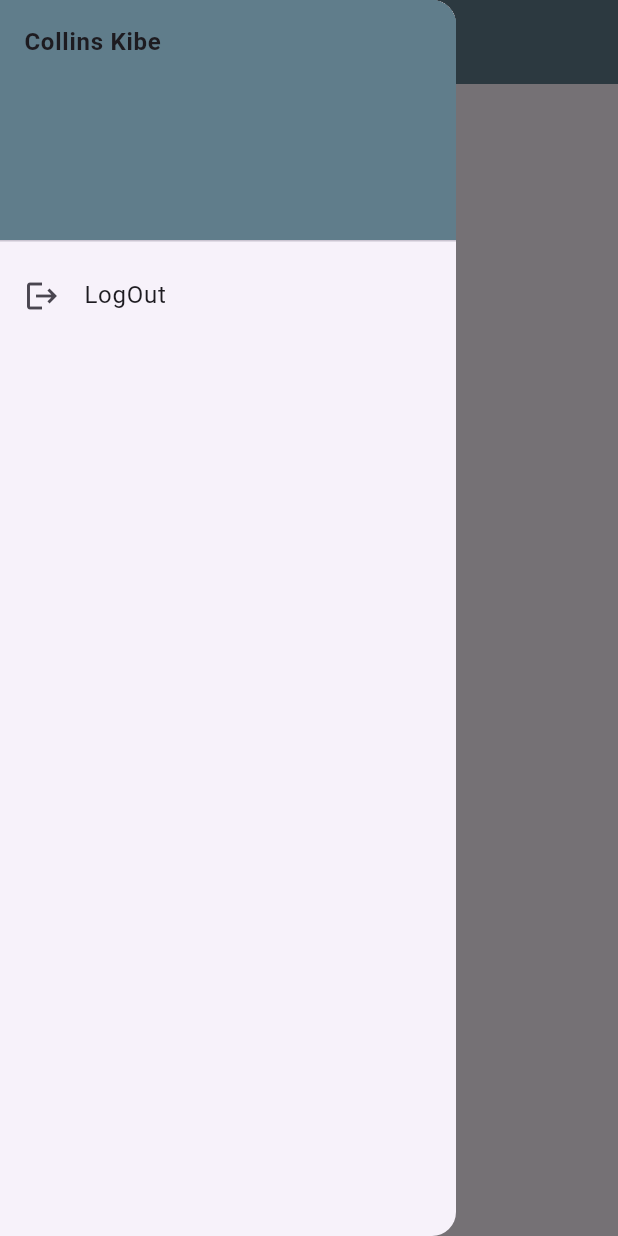
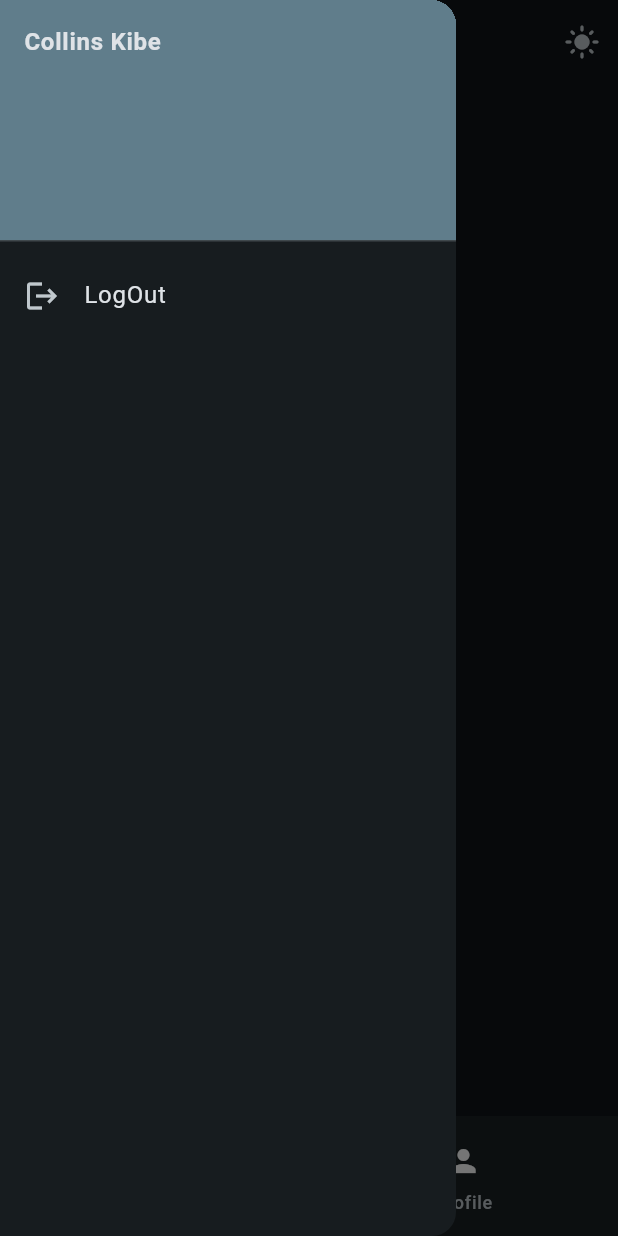
Before and after one commit to Kibeyy/Savit, a Flutter app: the screen it shows after launch, with the side drawer open, on a phone screen of 412 x 824 dp. Run offline on Flutter 3.47's test engine with Material 3 defaults, Android fonts, the phone set to English and light mode, and no system bars; missing offline and left inert: dart:ffi.

Commit message:
Added more functionality to the app

```diff
--- /dev/null
+++ b/projects/drawer_app/lib/data/notifiers.dart
@@ -0,0 +1,4 @@
+import 'package:flutter/material.dart';
+
+ValueNotifier<int> selectedPageNotifier = ValueNotifier(0);
+ValueNotifier<bool> isDarkModeOn = ValueNotifier(true);
--- a/projects/drawer_app/lib/main.dart
+++ b/projects/drawer_app/lib/main.dart
@@ -1,3 +1,5 @@
+import 'package:drawer_app/data/notifiers.dart';
+import 'package:drawer_app/navbar_widget.dart';
 import 'package:flutter/material.dart';
 
 void main() {
@@ -9,31 +11,72 @@ class MyApp extends StatelessWidget {
 
   @override
   Widget build(BuildContext context) {
+    return ValueListenableBuilder(valueListenable: isDarkModeOn, builder: (context, darkModeOn, child) {
       return MaterialApp(
-        home: Scaffold(
+        debugShowCheckedModeBanner: false,
+          theme: ThemeData(
+              colorScheme: ColorScheme.fromSeed(
+                  seedColor: Colors.blueGrey,
+                  brightness: darkModeOn? Brightness.dark : Brightness.light
+              )
+          ),
+          home: HomePage()
+      );
+    },);
+  }
+}
+
+class HomePage extends StatefulWidget {
+  const HomePage({super.key});
+
+  @override
+  State<HomePage> createState() => _HomePageState();
+}
+
+class _HomePageState extends State<HomePage> {
+
+  @override
+  Widget build(BuildContext context) {
+    return Scaffold(
       appBar: AppBar(
+        actions: [
+          IconButton(
+            onPressed: () {
+              isDarkModeOn.value = !isDarkModeOn.value;
+            },
+            icon: Icon(
+              isDarkModeOn.value ? Icons.light_mode : Icons.dark_mode,
+            ),
+          ),
+
+        ],
         title: Text('Drawer App'),
-            backgroundColor: Colors.blueGrey,
+        //backgroundColor: Colors.blueGrey,
       ),
       drawer: Drawer(
         child: Column(
 
           children: [
             DrawerHeader(
+              decoration: BoxDecoration(color: Colors.blueGrey),
               child: SizedBox(width: double.infinity,
                   child: Text('Collins Kibe',style: TextStyle(fontWeight: FontWeight.bold),)),
-                  decoration: BoxDecoration(color: Colors.blueGrey),
             ),
-                ListTile(
+            GestureDetector(
+              onTap: () {
+                print('Tile was clicked');
+              },
+              child: ListTile(
                 leading: Icon(Icons.logout),
                 title: Text("LogOut"),
 
+              ),
             )
           ],
         ),
 
       ),
-        ),
+      bottomNavigationBar:MyNavigationBar()
     );
   }
 }
--- /dev/null
+++ b/projects/drawer_app/lib/navbar_widget.dart
@@ -0,0 +1,34 @@
+import 'package:drawer_app/data/notifiers.dart';
+import 'package:flutter/material.dart';
+
+class MyNavigationBar extends StatefulWidget {
+  const MyNavigationBar({super.key});
+
+
+
+  @override
+  State<MyNavigationBar> createState() => _MyNavigationBarState();
+}
+
+class _MyNavigationBarState extends State<MyNavigationBar> {
+
+  @override
+  Widget build(BuildContext context) {
+    return ValueListenableBuilder(valueListenable: selectedPageNotifier, builder: (context, selectedPage, child) {
+      return NavigationBar(
+         // backgroundColor: Colors.blueGrey,
+          onDestinationSelected: (int value) {
+
+              selectedPageNotifier.value = value;
+
+
+          },
+          selectedIndex: selectedPage,
+          destinations: [
+            NavigationDestination(icon: Icon(Icons.home,), label: 'Home'),
+            NavigationDestination(icon: Icon(Icons.person,color: Colors.white,), label: 'Profile'),
+
+          ]);
+    },);
+  }
+}
```
Lines whose indentation alone changed are shown as unchanged.
